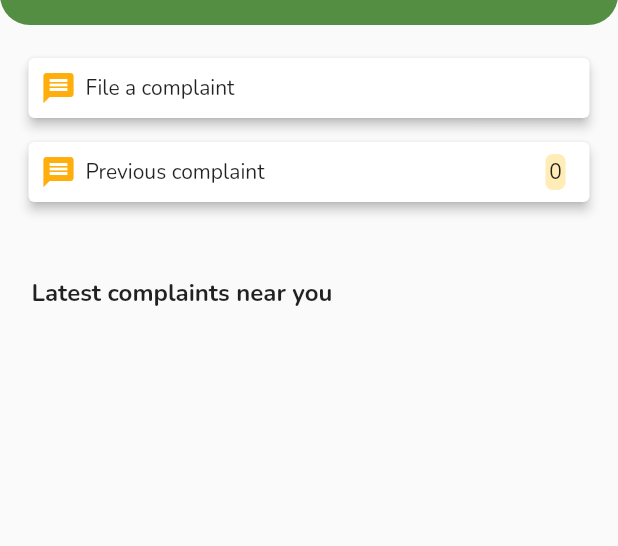
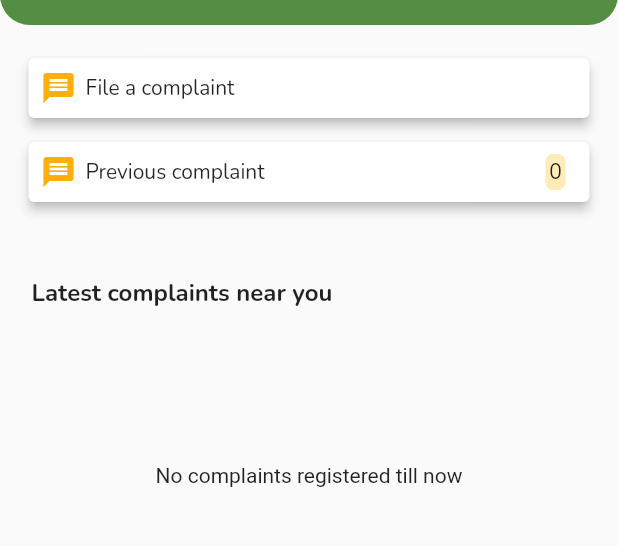
Before and after one commit to rudranshsinghmahra/SmartBinSense, a Flutter app: the ComplaintScreen screen opened directly, on a phone screen of 412 x 824 dp, the part 65-611 px from its top. Run offline on Flutter 3.47's test engine with Material 3 defaults, Android fonts, the phone set to English and light mode, and no system bars; our stand-ins replace cached_network_image, cloud_firestore, firebase_auth, firebase_core, firebase_database, firebase_storage and 11 more; missing offline and left inert: flutter_facebook_auth; accounts and stored records are empty.

Commit message:
changes done to improve user interface

```diff
--- a/lib/services/firebase_services.dart
+++ b/lib/services/firebase_services.dart
@@ -183,7 +183,7 @@ class FirebaseServices {
     geocoding.Placemark firstPlaceMarks = placeMarks[0];
 
     // Return the formatted address
-    return '${firstPlaceMarks.name},${firstPlaceMarks.subLocality},${firstPlaceMarks.postalCode}';
+    return '${firstPlaceMarks.name}, ${firstPlaceMarks.subLocality}, ${firstPlaceMarks.locality}, ${firstPlaceMarks.administrativeArea} - ${firstPlaceMarks.postalCode}';
   }
 
   Future<void> setUserHomeLocationToDatabase({
--- a/lib/views/complaints_screen.dart
+++ b/lib/views/complaints_screen.dart
@@ -1,6 +1,7 @@
 import 'package:cloud_firestore/cloud_firestore.dart';
 import 'package:flutter/material.dart';
 import 'package:google_fonts/google_fonts.dart';
+import 'package:shimmer/shimmer.dart';
 import 'package:smart_bin_sense/widgets/appbar/customAppbarOnlyTitle.dart';
 import 'package:smart_bin_sense/widgets/helpline/customHelplineCardOne.dart';
 
@@ -34,6 +35,21 @@ class _ComplaintScreenState extends State<ComplaintScreen> {
     super.initState();
   }
 
+  Widget shimmerCard() {
+    return Shimmer.fromColors(
+      baseColor: Colors.grey.shade300,
+      highlightColor: Colors.grey.shade100,
+      child: Container(
+        width: 220,
+        margin: const EdgeInsets.only(right: 12),
+        decoration: BoxDecoration(
+          color: Colors.white,
+          borderRadius: BorderRadius.circular(12),
+        ),
+      ),
+    );
+  }
+
   @override
   Widget build(BuildContext context) {
     return Container(
@@ -61,11 +77,14 @@ class _ComplaintScreenState extends State<ComplaintScreen> {
                   customComplaintCard(
                       "Previous complaint", () {}, true, numberOfComplaints),
                   Padding(
-                  padding: const EdgeInsets.only(top: 38.0, left: 6, right: 6),
+                    padding:
+                        const EdgeInsets.only(top: 38.0, left: 6, right: 6),
                     child: Text(
                       "Latest complaints near you",
                       style: GoogleFonts.nunito(
-                        fontWeight: FontWeight.bold, fontSize: 16),
+                        fontWeight: FontWeight.bold,
+                        fontSize: 16,
+                      ),
                     ),
                   ),
                   SizedBox(
@@ -77,35 +96,48 @@ class _ComplaintScreenState extends State<ComplaintScreen> {
                           AsyncSnapshot<QuerySnapshot> snapshot) {
                         if (snapshot.hasError) {
                           return const Center(
-                          child: CircularProgressIndicator(),
+                            child: Text("Something went wrong"),
                           );
                         }
 
-                      if (snapshot.connectionState == ConnectionState.waiting) {
+                        if (snapshot.connectionState ==
+                            ConnectionState.waiting) {
+                          return ListView.builder(
+                            scrollDirection: Axis.horizontal,
+                            itemCount: 4,
+                            itemBuilder: (context, index) => shimmerCard(),
+                          );
+                        }
+
+                        if (snapshot.data!.docs.isEmpty) {
                           return const Center(
-                          child: CircularProgressIndicator(),
+                            child: Text("No complaints registered till now"),
                           );
                         }
 
                         return ListView(
                           shrinkWrap: true,
                           scrollDirection: Axis.horizontal,
-                        children:
-                            snapshot.data!.docs.map((DocumentSnapshot document) {
+                          children: snapshot.data!.docs
+                              .map((DocumentSnapshot document) {
                             Map<String, dynamic> data =
                                 document.data()! as Map<String, dynamic>;
-                          return customLatestComplaintCard(data['imageUrl'],
-                              data['category'], data['location']);
+                            return customLatestComplaintCard(
+                              data['imageUrl'],
+                              data['category'],
+                              data['location'],
+                            );
                           }).toList(),
                         );
                       },
                     ),
-                )
+                  ),
                 ],
               ),
             ),
           ),
-      )),
+        ),
+      ),
     );
   }
 }
--- a/pubspec.yaml
+++ b/pubspec.yaml
@@ -47,7 +47,7 @@ dependencies:
   location: ^7.0.0
   google_sign_in: ^6.1.6
   flutter_facebook_auth: ^7.0.1
-  fluttertoast: ^8.2.8
+  fluttertoast: ^8.2.12
   intl: ^0.19.0
   image_picker: ^1.0.5
   firebase_storage: ^12.1.1
```
Also changed, not shown: lib/chooseAndTrackTruck.dart (+6 -1 lines), lib/views/file_complaint_screen.dart (+45 -12 lines), lib/views/my_account_screen.dart (+15 -3 lines), pubspec.lock, 125 other files. Lines whose indentation alone changed are shown as unchanged.
